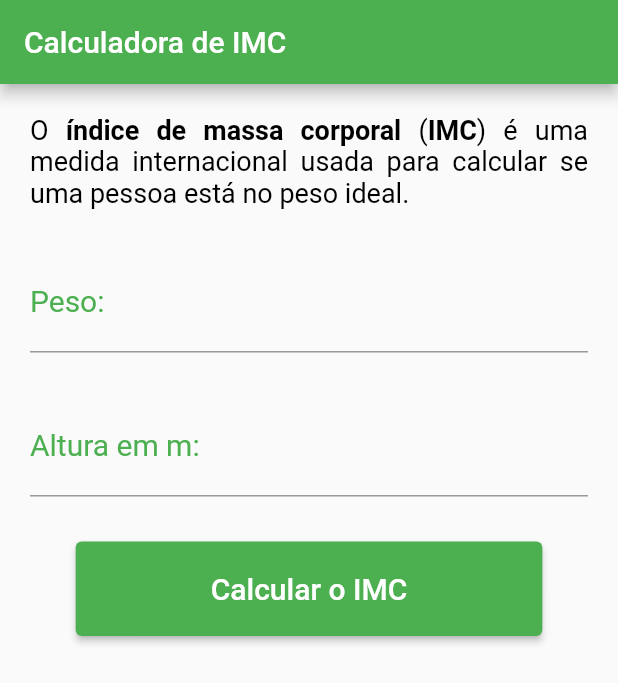
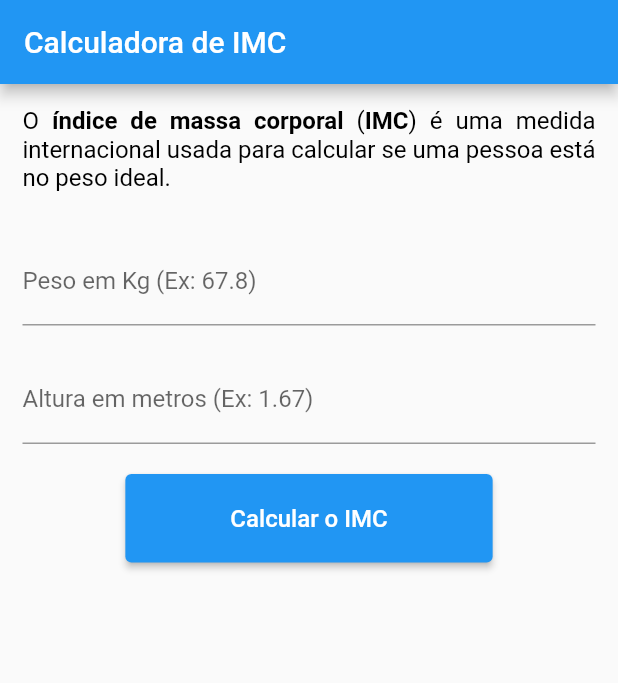
Before and after one commit to RyanMelo/app_imc, a Flutter app: the screen it shows after launch, on a phone screen of 412 x 824 dp. Shown: the top 683 px of the screen. Run offline on Flutter 3.47's test engine with Material 2 defaults, Android fonts, the phone set to English and light mode, and no system bars; our stand-ins replace google_mobile_ads; network calls fail.

Commit message:
Update
Implementacoes para possivel publicação na PlayStore

```diff
--- a/lib/home.dart
+++ b/lib/home.dart
@@ -1,5 +1,7 @@
 import 'package:app_imc/models/dados.dart';
 import 'package:flutter/material.dart';
+import 'package:google_mobile_ads/google_mobile_ads.dart';
+import 'dart:io';
 
 class HomePage extends StatefulWidget {
   const HomePage({ Key? key }) : super(key: key);
@@ -9,26 +11,72 @@ class HomePage extends StatefulWidget {
 }
 
 class _HomePageState extends State<HomePage> {
-  double _altura = 0;
-  double _peso = 0;
+
+  late BannerAd _bannerAd;
+  bool _isAdLoad = false;
+
+  double _altura = 0.0;
+  double _peso = 0.0;
+
+  final _formKey = GlobalKey<FormState>();
+  final _alturaForm = TextEditingController();
+  final _pesoForm = TextEditingController();
+
+  void initAdBanner() {
+    _bannerAd = BannerAd(
+      size: AdSize.banner,
+      // adUnitId: BannerAd.testAdUnitId,
+      adUnitId: Platform.isAndroid
+      ? 'ca-app-pub-3392891248924144/9939847197'
+      : '',
+      listener: BannerAdListener(
+        onAdLoaded: (ad) {
+          setState(() {
+            _isAdLoad = true;
+            _bannerAd = ad as BannerAd;
+          });
+        },
+        onAdFailedToLoad: (ad, error) {
+          print('Erro ao carregar banner CODIGO DE ERRO: ${error.code} | MENSAGEM: ${error.message}');
+          ad.dispose();
+        }
+      ),
+      request: AdRequest(),
+    );
+
+    _bannerAd.load();
+  }
+
+  @override
+  void initState() {
+    initAdBanner();
+    super.initState();
+  }
 
   @override
   Widget build(BuildContext context) {
     return SafeArea(
       child: Scaffold(
+        bottomNavigationBar: _isAdLoad
+        ? Container(
+          width: _bannerAd.size.width.toDouble(),
+          height: _bannerAd.size.height.toDouble(),
+          child: AdWidget(ad: _bannerAd),
+        )
+        : const SizedBox(),
         appBar: AppBar(
           title: const Text("Calculadora de IMC"),
-          backgroundColor: Colors.green,
+          backgroundColor: Colors.blue,
         ),
         body: Container(
-          margin: const EdgeInsets.all(20),
+          margin: const EdgeInsets.all(15),
           child: Column(
             children: [
                 RichText(
                 textAlign: TextAlign.justify,
                 text: const TextSpan(
                   text: 'O ',
-                  style: TextStyle(color: Colors.black, fontSize: 18),
+                  style: TextStyle(color: Colors.black, fontSize: 16),
                   children: [
                     TextSpan(
                       text: "índice de massa corporal",
@@ -48,65 +96,76 @@ class _HomePageState extends State<HomePage> {
                 ),
               ),
               const SizedBox(height: 30),
-              TextField(
-                keyboardType: TextInputType.number,
+              SingleChildScrollView(
+                child: Form(
+                  key: _formKey,
+                  child: Column(
+                    children: [
+                      Container(
+                        child: TextFormField(
+                          controller: _pesoForm,
+                          keyboardType: TextInputType.phone,
                           decoration: const InputDecoration(
-                  labelText: 'Peso:',
-                  labelStyle: TextStyle(color: Colors.green),
-                  focusedBorder: UnderlineInputBorder(
-                    borderSide: BorderSide(color: Colors.green),
-                  )
+                            labelText: "Peso em Kg (Ex: 67.8)"
                           ),
-                style: const TextStyle(
-                  color: Colors.green,
-                  fontSize: 20,
-                ),
-                onChanged: (texto) {
-                  try {
-                      _peso = double.parse(texto);
-                    } catch (e) {
-                      _peso = 0;
+                          validator: (value) {
+                            if(value!.contains(',')) {
+                              return 'Utilize ponto ao invés de vígula';
+                            } else if (value == null || value == '0') {
+                              return 'Insira um valor valido';
+                            } else if (value.isEmpty) {
+                              return 'Preencha este campo';
                             }
+
+                            return null;
                           },
                         ),
-              const SizedBox(height: 30),
-             TextField(
-                keyboardType: TextInputType.number,
+                      ),
+                      const SizedBox(height: 20,),
+                      Container(
+                        child: TextFormField(
+                          controller: _alturaForm,
+                          keyboardType: TextInputType.phone,
                           decoration: const InputDecoration(
-                  labelText: 'Altura em m:',
-                  labelStyle: TextStyle(color: Colors.green),
-                  focusedBorder: UnderlineInputBorder(
-                    borderSide: BorderSide(color: Colors.green),
+                            labelText: "Altura em metros (Ex: 1.67)"
+                          ),
+                          validator: (value) {
+                            if(value!.contains(',')) {
+                              return 'Utilize ponto ao invés de vígula';
+                            } else if (value == null || value == '0') {
+                              return 'Insira um valor valido';
+                            } else if (value.isEmpty) {
+                              return 'Preencha este campo';
+                            }
+
+                            return null;
+                          },
                         ),
                       ),
-                style: const TextStyle(
-                  color: Colors.green,
-                  fontSize: 20,
-                ),
-                onChanged: (texto) {
-                  setState(() {
-                    try {
-                      _altura = double.parse(texto);
-                    } catch (e) {
-                      _altura = 0;
-                    }
-                  });
-                },
-              ),
-              const SizedBox(height: 30),
+                      const SizedBox(height: 20,),
                       ElevatedButton(
                         style: ElevatedButton.styleFrom(
-                  primary: Colors.green,
-                  padding: const EdgeInsets.only(left: 90, right: 90, top: 20, bottom: 20),
+                          primary: Colors.blue,
+                          padding: const EdgeInsets.only(left: 70, right: 70, top: 20, bottom: 20),
                         ),
                         onPressed: () {
+                          if(_formKey.currentState!.validate()) {
+                            _altura = double.parse(_alturaForm.text);
+                            _peso = double.parse(_pesoForm.text);
                             Navigator.pushNamed(context, '/resultImc', arguments: Dados(_peso, _altura));
+                            _pesoForm.clear();
+                            _alturaForm.clear();
+                          }
                         },
                         child: const Text(
                           "Calcular o IMC",
                           style: TextStyle(
-                    fontSize: 20,
+                            fontSize: 16,
                           ),
+                        ),
+                      ),
+                    ],
+                  )
                 ),
               ),
             ],
--- a/lib/main.dart
+++ b/lib/main.dart
@@ -1,9 +1,12 @@
 import 'package:flutter/material.dart';
 import 'package:flutter/services.dart';
+import 'package:google_mobile_ads/google_mobile_ads.dart';
 import 'home.dart';
 import 'resu_imc.dart';
 
 void main(List<String> args) {
+  WidgetsFlutterBinding.ensureInitialized();
+  MobileAds.instance.initialize();
   runApp(const App());
 }
 
@@ -17,7 +20,6 @@ class App extends StatefulWidget {
 class _AppState extends State<App> {
   @override
   Widget build(BuildContext context) {
-
     SystemChrome.setPreferredOrientations([DeviceOrientation.portraitUp]);
 
     return MaterialApp(
```
Also changed, not shown: lib/resu_imc.dart (+50 -7 lines), pubspec.yaml (+8 -2 lines), assets/icon/logo-app-imc.png (added), assets/imgs/tabela_imc.png (added), pubspec.lock, 28 other files. Lines whose indentation alone changed are shown as unchanged.
